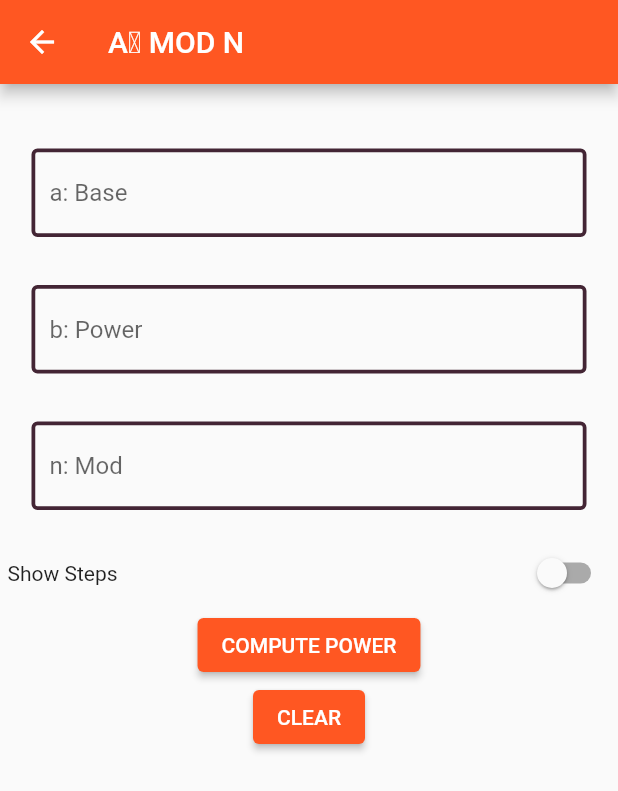
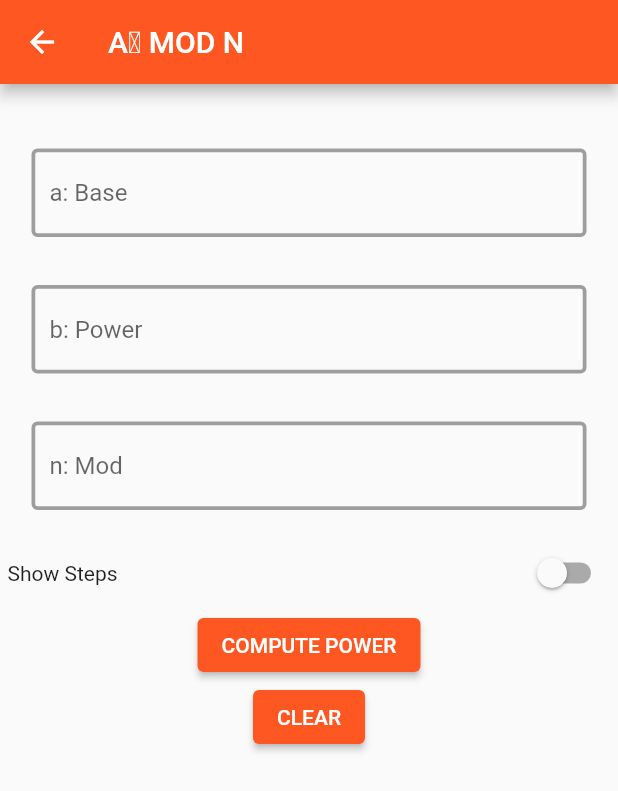
Before and after one commit to ContriHUB/Upyogaarth, a Flutter app: the AbModN screen opened directly, on a phone screen of 412 x 824 dp. Shown: the top 791 px of the screen. Run offline on Flutter 3.47's test engine with Material 2 defaults, Android fonts, the phone set to English and light mode, and no system bars; our stand-ins replace flutter_compass, flutter_dotenv, permission_handler, weather; missing offline and left inert: flutter_youtube_downloader, torch_light.

Commit message:
Changed Border colors of Mod Cal to grey

```diff
--- a/lib/utility_screens/mod_calculator/ab_mod_n.dart
+++ b/lib/utility_screens/mod_calculator/ab_mod_n.dart
@@ -72,7 +72,7 @@ class _AbModNState extends State<AbModN> {
               child: TextField(
                 decoration: const InputDecoration(hintText: 'a: Base',
                 enabledBorder: OutlineInputBorder(
-                  borderSide: BorderSide(color: Color.fromRGBO(67, 37, 52, 100),
+                  borderSide: BorderSide(color: Colors.grey,
                   width: 2.5,
                   ),
                   borderRadius: BorderRadius.all(Radius.circular(4)),
@@ -94,7 +94,7 @@ class _AbModNState extends State<AbModN> {
               child: TextField(
                 decoration: const InputDecoration(hintText: 'b: Power',
                 enabledBorder: OutlineInputBorder(
-                  borderSide: BorderSide(color: Color.fromRGBO(67, 37, 52, 100),
+                  borderSide: BorderSide(color: Colors.grey,
                   width: 2.5,
                   ),
                   borderRadius: BorderRadius.all(Radius.circular(4)),
@@ -116,7 +116,7 @@ class _AbModNState extends State<AbModN> {
               child: TextField(
                 decoration: const InputDecoration(hintText: 'n: Mod',
                    enabledBorder: OutlineInputBorder(
-                  borderSide: BorderSide(color: Color.fromRGBO(67, 37, 52, 100),
+                  borderSide: BorderSide(color: Colors.grey,
                   width: 2.5,
                   ),
                   borderRadius: BorderRadius.all(Radius.circular(4)),
--- a/lib/utility_screens/mod_calculator/factorize.dart
+++ b/lib/utility_screens/mod_calculator/factorize.dart
@@ -38,7 +38,7 @@ class _FactorizeState extends State<Factorize> {
               child: TextField(
                 decoration: const InputDecoration(hintText: 'My Number',
                  enabledBorder: OutlineInputBorder(
-                    borderSide: BorderSide(color: Color.fromRGBO(67, 37, 52, 100),
+                    borderSide: BorderSide(color: Colors.grey,
                     width: 2.5,
                     ),
                     borderRadius: BorderRadius.all(Radius.circular(4)),
--- a/lib/utility_screens/mod_calculator/gcd_ab.dart
+++ b/lib/utility_screens/mod_calculator/gcd_ab.dart
@@ -84,7 +84,7 @@ class _GcdAbState extends State<GcdAb> {
               child: TextField(
                 decoration: const InputDecoration(hintText: 'a',
                  enabledBorder: OutlineInputBorder(
-                    borderSide: BorderSide(color: Color.fromRGBO(67, 37, 52, 100),
+                    borderSide: BorderSide(color: Colors.grey,
                     width: 2.5,
                     ),
                     borderRadius: BorderRadius.all(Radius.circular(4)),
@@ -106,7 +106,7 @@ class _GcdAbState extends State<GcdAb> {
               child: TextField(
                 decoration: const InputDecoration(hintText: 'b',
                  enabledBorder: OutlineInputBorder(
-                    borderSide: BorderSide(color: Color.fromRGBO(67, 37, 52, 100),
+                    borderSide: BorderSide(color: Colors.grey,
                     width: 2.5,
                     ),
                     borderRadius: BorderRadius.all(Radius.circular(4)),
--- a/lib/utility_screens/mod_calculator/x_mod_n.dart
+++ b/lib/utility_screens/mod_calculator/x_mod_n.dart
@@ -25,7 +25,7 @@ class _XModNState extends State<XModN> {
               child: TextField(
                 decoration: InputDecoration(hintText: 'X: base',
                 enabledBorder: OutlineInputBorder(
-                      borderSide: BorderSide(color: Color.fromRGBO(67, 37, 52, 100),
+                      borderSide: BorderSide(color: Colors.grey,
                       width: 2.5,
                       ),
                       borderRadius: BorderRadius.all(Radius.circular(4)),
@@ -46,7 +46,7 @@ class _XModNState extends State<XModN> {
               child: TextField(
                 decoration: InputDecoration(hintText: 'n: Modulus',
                 enabledBorder: OutlineInputBorder(
-                      borderSide: BorderSide(color: Color.fromRGBO(67, 37, 52, 100),
+                      borderSide: BorderSide(color: Colors.grey,
                       width: 2.5,
                       ),
                       borderRadius: BorderRadius.all(Radius.circular(4)),
```
